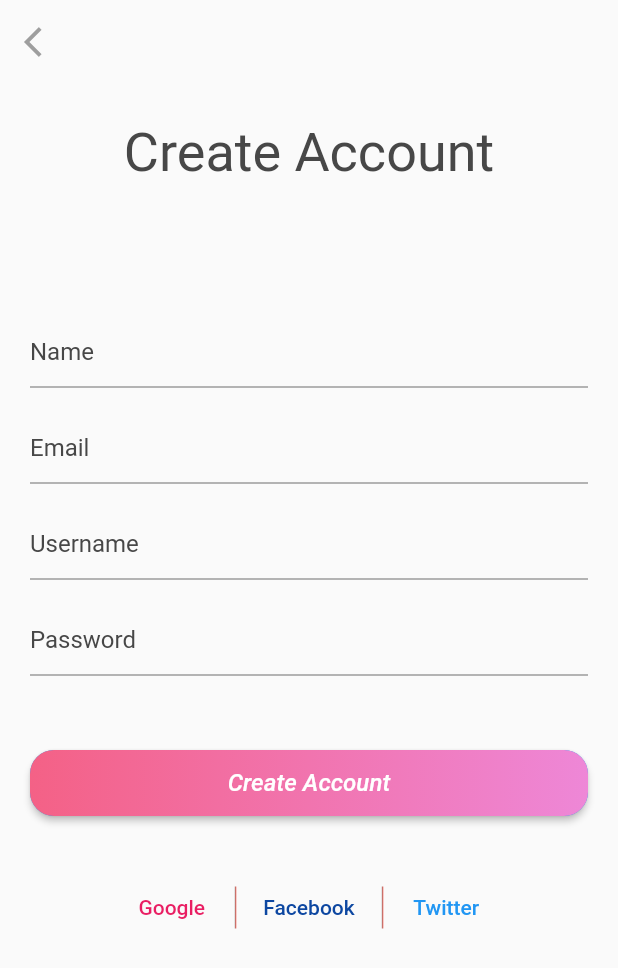
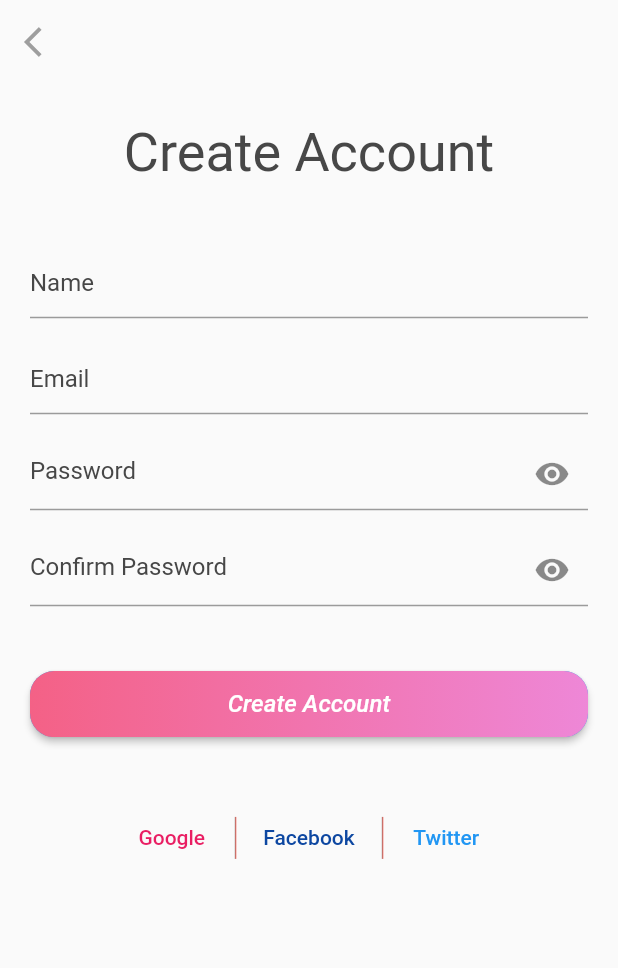
Before and after one commit to irisktaker/restaurant_app, a Flutter app: the screen it shows after launch, after a tap on "Create new account", on a phone screen of 412 x 824 dp. Shown: the top 968 px of the screen. Run offline on Flutter 3.47's test engine with Material 2 defaults, Android fonts, the phone set to English and light mode, and no system bars.

Commit message:
restaurant_app

```diff
--- a/lib/custom_widgets/custom_text_field.dart
+++ b/lib/custom_widgets/custom_text_field.dart
@@ -5,6 +5,8 @@ TextField buildTextField({
   required TextInputType? inputType,
   required String? text,
   bool? obscureText = false,
+  Widget? suffixIcon,
+  String? errorText,
 }) {
   return TextField(
     controller: controller,
@@ -15,7 +17,9 @@ TextField buildTextField({
     ),
     obscureText: obscureText!,
     decoration: InputDecoration(
+      suffixIcon: suffixIcon,
       hintText: text,
+      errorText: errorText,
       hintStyle: const TextStyle(
         color: Color(0xFF474747),
       ),
--- a/lib/main.dart
+++ b/lib/main.dart
@@ -1,7 +1,12 @@
 import 'package:flutter/material.dart';
+import 'package:flutter/services.dart';
 import 'screens/login_screen.dart';
 
 void main() {
+  SystemChrome.setSystemUIOverlayStyle(
+    const SystemUiOverlayStyle(statusBarColor: Colors.transparent),
+  );
+
   runApp(const MyApp());
 }
 
--- a/lib/screens/create_account_screen.dart
+++ b/lib/screens/create_account_screen.dart
@@ -1,17 +1,45 @@
 // ignore_for_file: avoid_print
+
+///
+/// Check Full Name: RegExp(r'^[a-z A-Z]+$')
+/// Check Phone Number: RegExp(r'^[+]*[(]{0,1}[0-9]{1,4}[)]{0,1}[-\s\./0-9]*$')
+/// https://www.fluttercampus.com/guide/91/how-to-validate-form-textfield-values-flutter/#dart-regex-pattern-to-check-email-address
 
 import 'package:flutter/material.dart';
 import 'package:restaurant/custom_widgets/custom_elevated_button.dart';
 import 'package:restaurant/custom_widgets/custom_text_button.dart';
 import 'package:restaurant/custom_widgets/custom_text_field.dart';
 
-import 'forget_password_screen.dart';
-
-class CreateAccountScreen extends StatelessWidget {
+// ignore: must_be_immutable
+class CreateAccountScreen extends StatefulWidget {
   const CreateAccountScreen({Key? key}) : super(key: key);
 
   @override
+  State<CreateAccountScreen> createState() => _CreateAccountScreenState();
+}
+
+class _CreateAccountScreenState extends State<CreateAccountScreen> {
+  ///
+  final TextEditingController _nameController = TextEditingController();
+  final TextEditingController _emailController = TextEditingController();
+  final TextEditingController _confirmPasswordController =
+      TextEditingController();
+  final TextEditingController _passwordController = TextEditingController();
+
+  @override
+  void dispose() {
+    _nameController.dispose();
+    _emailController.dispose();
+    _confirmPasswordController.dispose();
+    _passwordController.dispose();
+
+    super.dispose();
+  }
+
+  @override
   Widget build(BuildContext context) {
+    Size size = MediaQuery.of(context).size;
+
     return GestureDetector(
       onTap: () {
         print('screen taped');
@@ -29,68 +57,85 @@ class CreateAccountScreen extends StatelessWidget {
             ),
           ),
         ),
-        body: Padding(
+        body: SizedBox(
+          height: size.height,
+          child: Padding(
             padding:
                 const EdgeInsets.only(top: 25, left: 20, right: 20, bottom: 20),
-          child: Column(
-            mainAxisAlignment: MainAxisAlignment.spaceEvenly,
+            child: ListView(
               children: [
                 const Text(
                   'Create Account',
+                  textAlign: TextAlign.center,
                   style: TextStyle(
                     fontSize: 36,
                     color: Color(0xFF474747),
                   ),
                 ),
-              const Spacer(flex: 5),
-              SizedBox(
-                height: 250,
-                child: ListView(
+                SizedBox(height: size.height * 0.05),
+                Column(
                   children: [
                     buildTextField(
-                      // controller: ,
+                      controller: _nameController,
                       text: 'Name',
                       inputType: TextInputType.name,
+                      errorText: _nameValidate ? 'Name Can\'t Be Empty' : null,
                     ),
                     const SizedBox(height: 16),
                     buildTextField(
-                      // controller: ,
+                      controller: _emailController,
                       text: 'Email',
                       inputType: TextInputType.emailAddress,
+                      errorText:
+                          _emailValidate ? 'Email Can\'t Be Empty' : null,
                     ),
                     const SizedBox(height: 16),
                     buildTextField(
-                      // controller: ,
-                      text: 'Username',
-                      inputType: TextInputType.name,
+                      controller: _passwordController,
+                      text: 'Password',
+                      inputType: TextInputType.visiblePassword,
+                      errorText:
+                          _passValidate ? 'Password Can\'t Be Empty' : null,
+                      obscureText: _isPassHidden,
+                      suffixIcon: IconButton(
+                        onPressed: () =>
+                            setState(() => _isPassHidden = !_isPassHidden),
+                        icon: _isPassHidden
+                            ? const Icon(Icons.visibility)
+                            : const Icon(Icons.visibility_off),
+                      ),
                     ),
                     const SizedBox(height: 16),
                     buildTextField(
-                      // controller: ,
-                      text: 'Password',
+                      controller: _confirmPasswordController,
+                      text: 'Confirm Password',
                       inputType: TextInputType.visiblePassword,
-                      obscureText: true,
+                      errorText: _confirmPassValidate
+                          ? 'Password Can\'t Be Empty'
+                          : null,
+                      obscureText: _isConfirmPassHidden,
+                      suffixIcon: IconButton(
+                        onPressed: () => setState(
+                          () => _isConfirmPassHidden = !_isConfirmPassHidden,
+                        ),
+                        icon: _isConfirmPassHidden
+                            ? const Icon(Icons.visibility)
+                            : const Icon(Icons.visibility_off),
+                      ),
                     ),
                   ],
                 ),
-              ),
-              const SizedBox(height: 20),
-              const Spacer(flex: 1),
+                SizedBox(height: size.height * 0.05),
                 buildElevatedButton(
                   onPressed: () {
-                  print('hi there');
-
-                  // Navigator.push(
-                  //   context,
-                  //   MaterialPageRoute(
-                  //     builder: (context) => const (),
-                  //   ),
-                  // );
+                    setState(() {
+                      validation();
+                    });
                   },
                   btnText: 'Create Account',
                   colors: [const Color(0xFFF46186), const Color(0xFFEE87D7)],
                 ),
-              const Spacer(flex: 2),
+                SizedBox(height: size.height * 0.05),
                 Row(
                   mainAxisAlignment: MainAxisAlignment.center,
                   children: [
@@ -141,11 +186,43 @@ class CreateAccountScreen extends StatelessWidget {
                     ),
                   ],
                 ),
-              const Spacer(flex: 10),
               ],
+            ),
           ),
         ),
       ),
     );
   }
+
+  bool _isPassHidden = true;
+  bool _isConfirmPassHidden = true;
+
+  /// ---------------------------------------------
+
+  bool _nameValidate = false,
+      _emailValidate = false,
+      _passValidate = false,
+      _confirmPassValidate = false;
+
+  bool? validation() {
+    _nameController.text.isEmpty ? _nameValidate = true : _nameValidate = false;
+    _emailController.text.isEmpty
+        ? _emailValidate = true
+        : _emailValidate = false;
+    _passwordController.text.isEmpty
+        ? _passValidate = true
+        : _passValidate = false;
+    _confirmPasswordController.text.isEmpty
+        ? _confirmPassValidate = true
+        : _confirmPassValidate = false;
   }
+
+  /// ---------------------------------------------
+
+  // bool? validate() {
+  //   _nameController!.text.isEmpty ? false : true;
+  // }
+
+  // String? checkName() =>
+  //     _nameController!.text.isEmpty ? 'Name must not be empty' : null;
+}
--- a/lib/screens/home_screen.dart
+++ b/lib/screens/home_screen.dart
@@ -5,8 +5,19 @@ class HomeScreen extends StatelessWidget {
 
   @override
   Widget build(BuildContext context) {
-    return const Scaffold(
-      body: Center(
+    return Scaffold(
+      appBar: AppBar(
+        backgroundColor: Colors.transparent,
+        elevation: 0,
+        leading: IconButton(
+          onPressed: () => Navigator.pop(context),
+          icon: const Icon(
+            Icons.arrow_back_ios,
+            color: Colors.grey,
+          ),
+        ),
+      ),
+      body: const Center(
         child: Text(
           'Home Screen',
           style: TextStyle(fontSize: 30, fontWeight: FontWeight.bold),
--- a/lib/screens/login_screen.dart
+++ b/lib/screens/login_screen.dart
@@ -1,4 +1,4 @@
-// ignore_for_file: avoid_print
+// ignore_for_file: avoid_print, valid_regexps
 
 import 'package:flutter/material.dart';
 import 'package:restaurant/screens/forget_password_screen.dart';
@@ -14,6 +14,10 @@ class LoginScreen extends StatelessWidget {
 
   final TextEditingController? _usernameController = TextEditingController();
   final TextEditingController? _passwordController = TextEditingController();
+  // alphanumeric and _-=@,.;
+  static final validCharacters = RegExp(r'^[a-zA-Z0-9]+$');
+
+  bool _isHidden = true;
 
   @override
   Widget build(BuildContext context) {
@@ -37,10 +41,6 @@ class LoginScreen extends StatelessWidget {
                 ),
               ),
               const Spacer(flex: 5),
-              SizedBox(
-                height: 115,
-                child: ListView(
-                  children: [
               buildTextField(
                 controller: _usernameController,
                 text: 'Username',
@@ -51,14 +51,16 @@ class LoginScreen extends StatelessWidget {
                 controller: _passwordController,
                 text: 'Password',
                 inputType: TextInputType.visiblePassword,
-                      obscureText: true,
-                    ),
-                  ],
+                obscureText: _isHidden,
+                suffixIcon: IconButton(
+                  onPressed: () {},
+                  icon: _isHidden
+                      ? const Icon(Icons.visibility)
+                      : const Icon(Icons.visibility_off),
                 ),
               ),
-              const SizedBox(height: 20),
               Padding(
-                padding: const EdgeInsets.all(16.0),
+                padding: const EdgeInsets.only(top: 4, bottom: 16.0),
                 child: Text(
                   validateLoginFieldText(),
                   style: TextStyle(
@@ -177,20 +179,21 @@ class LoginScreen extends StatelessWidget {
   }
 
   bool validateLoginField() {
-    if (_usernameController!.text.isEmpty ||
+    // if (_usernameController!.text.isEmpty ||
+    //     (_passwordController!.text.isEmpty)) {
+    //   return false;
+    // }
+    if (_usernameController!.text.isEmpty &&
         _passwordController!.text.isEmpty) {
       return false;
-    } else if (_usernameController!.text == "naser" &&
-        _passwordController!.text == "123") {
+    } else {
       return true;
-    } else {
-      return false;
     }
   }
 
   String validateLoginFieldText() {
-    if (_usernameController!.text == "naser" &&
-        _passwordController!.text == "123") {
+    if (_usernameController!.text.isNotEmpty &&
+        _passwordController!.text.isNotEmpty) {
       return "Correct User Name & Password";
     } else if (_usernameController!.text.isEmpty ||
         _passwordController!.text.isEmpty) {
```
Lines whose indentation alone changed are shown as unchanged.
